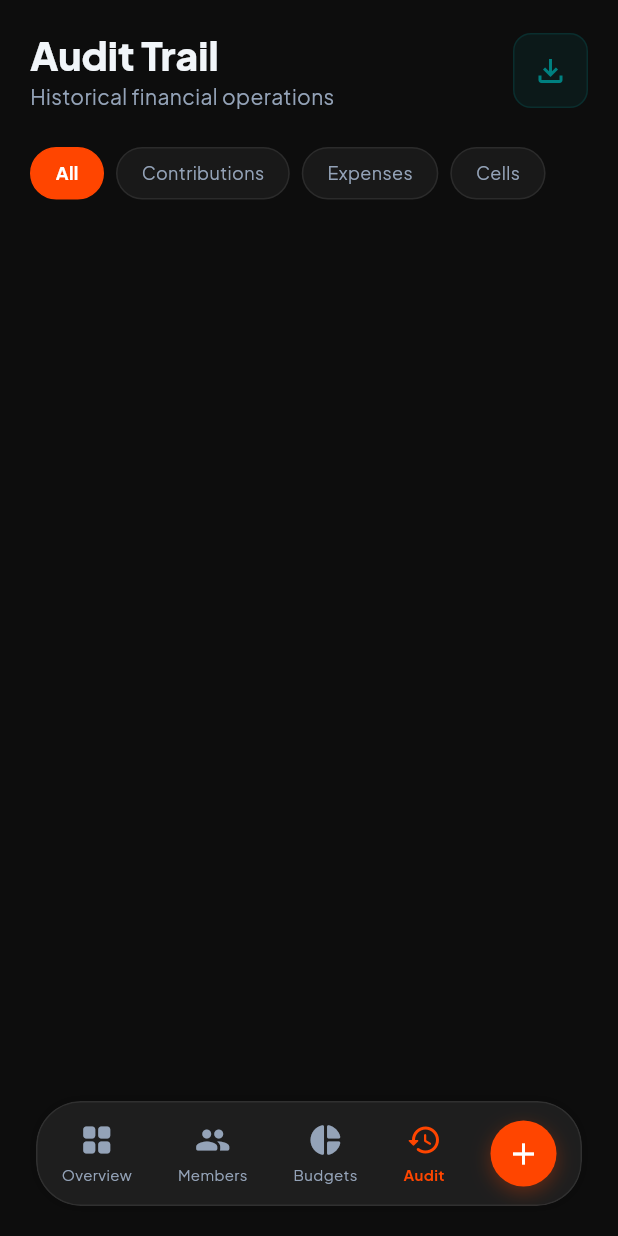
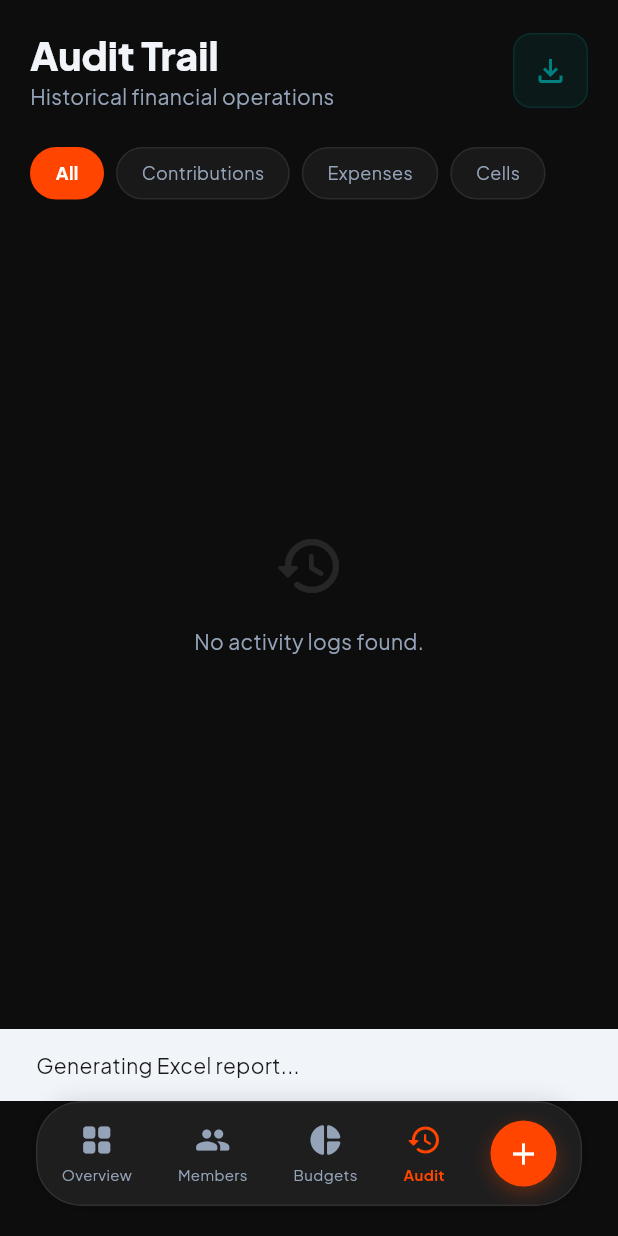
Before and after one commit to ErenJaeger237/srf-finace-v2, a Flutter app: the HomeScreen screen opened directly, item 4 of the bottom bar chosen, after a tap on the "file download" icon, on a phone screen of 412 x 824 dp. Run offline on Flutter 3.47's test engine with Material 3 defaults, Android fonts, the phone set to English and light mode, and no system bars; our stand-ins replace fl_chart, flutter_riverpod, flutter_secure_storage, google_fonts, share_plus, shared_preferences; missing offline and left inert: excel; accounts and stored records are empty; network calls fail.

Commit message:
fixing the audit screen and the aranging the backend

```diff
--- a/lib/presentation/audit/audit_trail_screen.dart
+++ b/lib/presentation/audit/audit_trail_screen.dart
@@ -50,15 +50,27 @@ class AuditTrailScreen extends ConsumerWidget {
                         ),
                         child: IconButton(
                           onPressed: () async {
+                            ScaffoldMessenger.of(context).showSnackBar(
+                              const SnackBar(content: Text('Generating Excel report...')),
+                            );
+                            try {
                               final contributions = ref.read(contributionsProvider).value ?? [];
                               final expenses = ref.read(expensesProvider).value ?? [];
                               final cells = ref.read(cellsProvider).value ?? [];
+
+                              if (contributions.isEmpty && expenses.isEmpty) {
+                                if (context.mounted) ScaffoldMessenger.of(context).showSnackBar(const SnackBar(content: Text('No data available to export')));
+                                return;
+                              }
 
                               await ExportService.exportToExcel(
                                 contributions: contributions,
                                 expenses: expenses,
                                 cells: cells,
                               );
+                            } catch (e) {
+                              if (context.mounted) ScaffoldMessenger.of(context).showSnackBar(SnackBar(content: Text('Export failed: $e')));
+                            }
                           },
                           icon: const Icon(Icons.file_download_outlined, color: AppColors.success),
                         ),
@@ -86,7 +98,22 @@ class AuditTrailScreen extends ConsumerWidget {
                   const SizedBox(height: 24),
 
                   auditLogsAsync.when(
-                    data: (logs) => Expanded(
+                    data: (logs) {
+                      if (logs.isEmpty) {
+                        return const Expanded(
+                          child: Center(
+                            child: Column(
+                              mainAxisAlignment: MainAxisAlignment.center,
+                              children: [
+                                Icon(Icons.history_rounded, size: 48, color: Colors.white10),
+                                SizedBox(height: 16),
+                                Text('No activity logs found.', style: TextStyle(color: AppColors.secondaryText)),
+                              ],
+                            ),
+                          ),
+                        );
+                      }
+                      return Expanded(
                         child: ListView.separated(
                           itemCount: logs.length,
                           separatorBuilder: (context, index) => const SizedBox(height: 12),
@@ -148,9 +175,10 @@ class AuditTrailScreen extends ConsumerWidget {
                             );
                           },
                         ),
-                    ),
+                      );
+                    },
                     loading: () => const Expanded(child: Center(child: CircularProgressIndicator())),
-                    error: (e, _) => Text('Error loading audit trail: $e'),
+                    error: (e, _) => Expanded(child: Center(child: Text('Error loading audit trail: $e'))),
                   ),
                   const SizedBox(height: 80),
                 ],
--- a/lib/presentation/dashboard/dashboard_screen.dart
+++ b/lib/presentation/dashboard/dashboard_screen.dart
@@ -147,7 +147,16 @@ class _DashboardScreenState extends ConsumerState<DashboardScreen> {
 
   Widget _buildLiveCellBudgets(AsyncValue<List<Cell>> cellsAsync) {
     return cellsAsync.when(
-      data: (cells) => SizedBox(
+      data: (cells) {
+        if (cells.isEmpty) {
+          return const SizedBox(
+            height: 160,
+            child: Center(
+              child: Text('No cells created yet.', style: TextStyle(color: AppColors.secondaryText)),
+            ),
+          );
+        }
+        return SizedBox(
           height: 160,
           child: ListView.separated(
             scrollDirection: Axis.horizontal,
@@ -170,7 +179,8 @@ class _DashboardScreenState extends ConsumerState<DashboardScreen> {
               );
             },
           ),
-      ),
+        );
+      },
       loading: () => const SizedBox(height: 160, child: Center(child: CircularProgressIndicator())),
       error: (e, _) => Text('Error: $e'),
     );
@@ -178,6 +188,12 @@ class _DashboardScreenState extends ConsumerState<DashboardScreen> {
 
   Widget _buildLiveTransactionsList(AsyncValue<List<Expense>> expenses, AsyncValue<List<Contribution>> contributions) {
     final List<dynamic> items = [...(expenses.value ?? []), ...(contributions.value ?? [])];
+    if (items.isEmpty) {
+      return const Padding(
+        padding: EdgeInsets.symmetric(vertical: 32),
+        child: Center(child: Text('No recent transactions.', style: TextStyle(color: AppColors.secondaryText))),
+      );
+    }
     items.sort((a, b) => b.date.compareTo(a.date));
 
     return ListView.separated(
--- a/lib/presentation/dashboard/home_screen.dart
+++ b/lib/presentation/dashboard/home_screen.dart
@@ -151,6 +151,11 @@ class _HomeScreenState extends State<HomeScreen> {
               Navigator.pop(context);
               _showForm(context, const CreateCellForm());
             }),
+            const SizedBox(height: 16),
+            _actionTile(Icons.person_add_alt_1_rounded, 'Onboard New Member', Colors.indigoAccent, () {
+              Navigator.pop(context);
+              _showForm(context, const CreateMemberForm());
+            }),
             const SizedBox(height: 32),
           ],
         ),
```
Also changed, not shown: lib/data/api_service.dart (+15 -0 lines), lib/presentation/components/entry_forms.dart (+71 -0 lines), 1 other file. Lines whose indentation alone changed are shown as unchanged.
